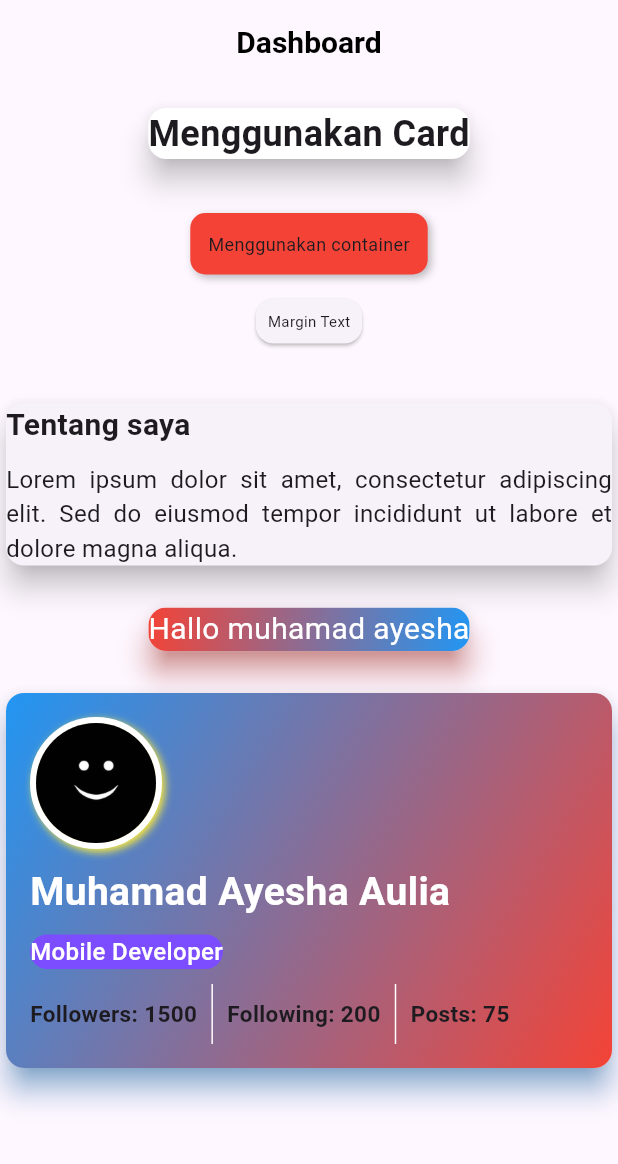
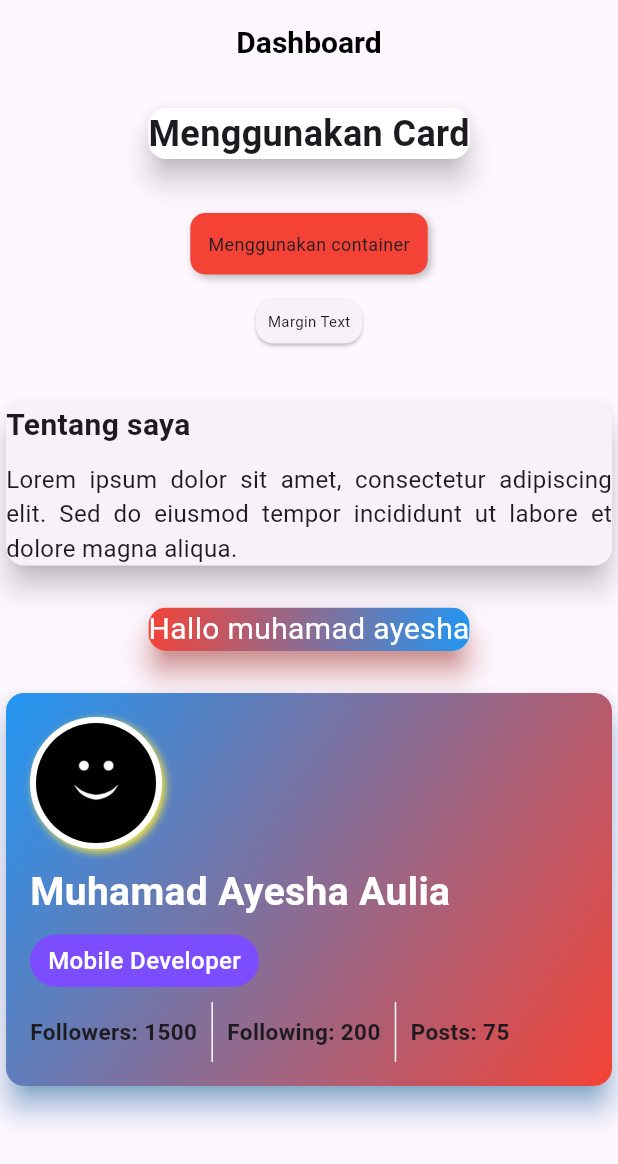
Before and after one commit to muhamadayeshaaulia/week_8_card, a Flutter app: the screen it shows after launch, on a phone screen of 412 x 824 dp. Shown: the top 1164 px of the screen. Run offline on Flutter 3.47's test engine with Material 3 defaults, Android fonts, the phone set to English and light mode, and no system bars.

Commit message:
menambahkan padding di dalam container agar sedikit memiliki space

```diff
--- a/lib/latihan_card.dart
+++ b/lib/latihan_card.dart
@@ -131,6 +131,7 @@ class MycardNight extends StatelessWidget {
                     ),
                     SizedBox(height: 10),
                     Container(
+                      padding: EdgeInsets.symmetric(horizontal: 12, vertical: 6),
                       decoration: BoxDecoration(
                         color: Colors.deepPurpleAccent,
                         borderRadius: BorderRadius.circular(20),
```
